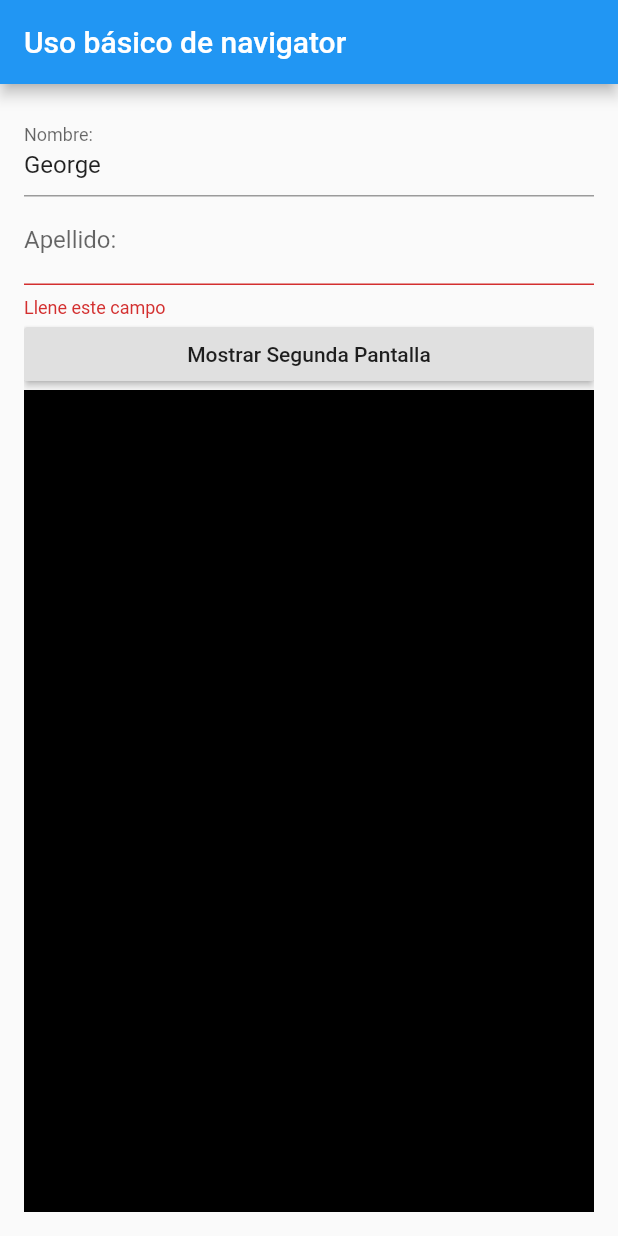
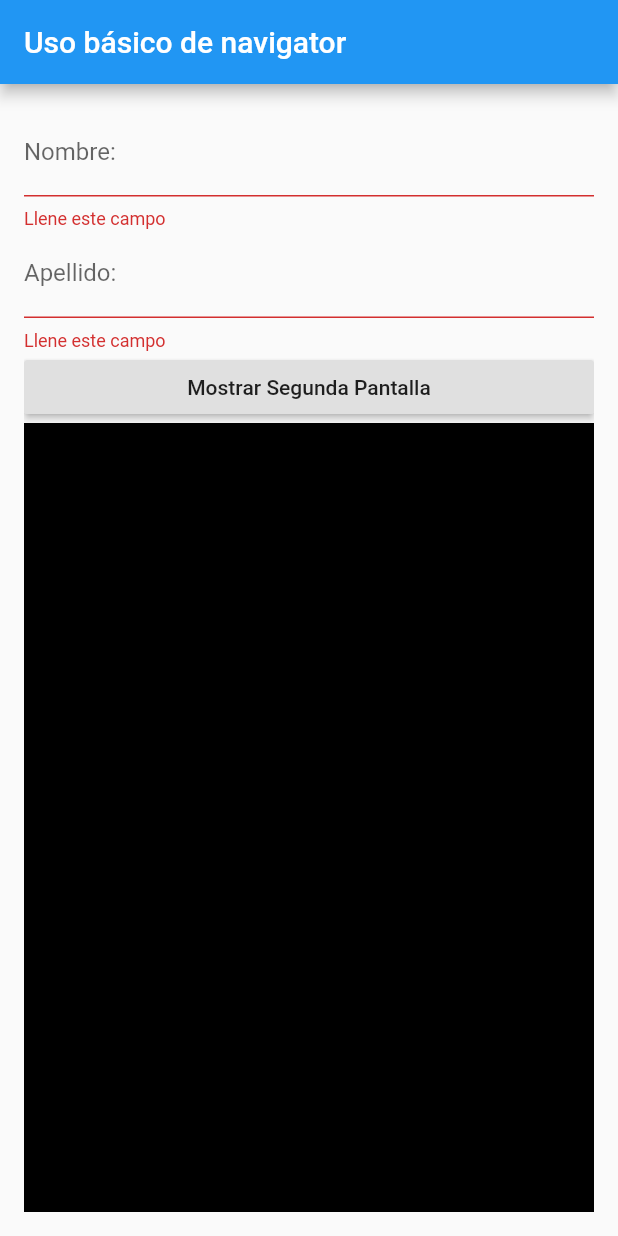
Before and after one commit to GaleanoJorge/my_app_flutter, a Flutter app: the screen it shows after launch, after a tap on "Mostrar Segunda Pantalla", on a phone screen of 412 x 824 dp. Run offline on Flutter 3.47's test engine with Material 2 defaults, Android fonts, the phone set to English and light mode, and no system bars.

Commit message:
inicializado de text controllers en en metodo initState

```diff
--- a/lib/pages/my_home_page.dart
+++ b/lib/pages/my_home_page.dart
@@ -2,20 +2,18 @@ import 'package:flutter/material.dart';
 import 'package:my_app/pages/second_page.dart';
 
 class MyHomePage extends StatefulWidget {
-
   @override
   _MyHomePageState createState() => _MyHomePageState();
 }
 
 class _MyHomePageState extends State<MyHomePage> {
-
   late String nameValue;
   late String lastNameValue;
 
-  final nameController = TextEditingController(text: 'George');
-  final lastNameController = TextEditingController();
+  late TextEditingController nameController;
+  late TextEditingController lastNameController;
 
-  final formKey = GlobalKey <FormState>();
+  final formKey = GlobalKey<FormState>();
 
   @override
   Widget build(BuildContext context) {
@@ -29,15 +27,14 @@ class _MyHomePageState extends State<MyHomePage> {
           key: formKey,
           child: ListView(
             children: <Widget>[
-
               TextFormField(
                 controller: nameController,
                 decoration: InputDecoration(labelText: 'Nombre:'),
-                onSaved: (value){
+                onSaved: (value) {
                   nameValue = value!;
                 },
-                validator: (value){
-                  if(value!.isEmpty){
+                validator: (value) {
+                  if (value!.isEmpty) {
                     return 'Llene este campo';
                   }
                 },
@@ -45,25 +42,26 @@ class _MyHomePageState extends State<MyHomePage> {
               TextFormField(
                 controller: lastNameController,
                 decoration: InputDecoration(labelText: 'Apellido:'),
-                onSaved: (value){
+                onSaved: (value) {
                   lastNameValue = value!;
                 },
-                validator: (value){
-                  if(value!.isEmpty){
+                validator: (value) {
+                  if (value!.isEmpty) {
                     return 'Llene este campo';
                   }
                 },
               ),
-
               RaisedButton(
                 onPressed: () {
                   _showSecondPage(context);
                 },
                 child: Text('Mostrar Segunda Pantalla'),
               ),
-              Container(height: 1000,
-              width: 20,
-              color: Colors.black,)
+              Container(
+                height: 1000,
+                width: 20,
+                color: Colors.black,
+              )
             ],
           ),
         ),
@@ -72,11 +70,21 @@ class _MyHomePageState extends State<MyHomePage> {
   }
 
   void _showSecondPage(BuildContext context) {
-    if(formKey.currentState!.validate()){
+    if (formKey.currentState!.validate()) {
       formKey.currentState!.save();
     }
 
-    Navigator.of(context).pushNamed('/second', arguments: SecondPageArguments(name: this.nameValue, lastName: this.lastNameValue));
+    Navigator.of(context).pushNamed('/second',
+        arguments: SecondPageArguments(
+            name: this.nameValue, lastName: this.lastNameValue));
+  }
+
+  @override
+  void initState() {
+    // TODO: implement initState
+    super.initState();
+    nameController = TextEditingController();
+    lastNameController = TextEditingController();
   }
 
   @override
```
